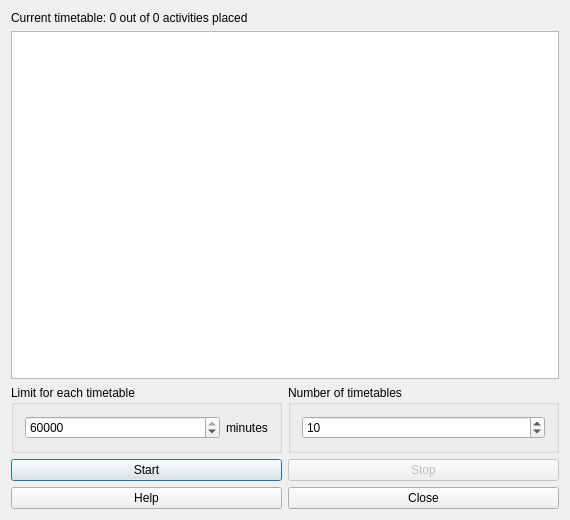
Qt form fet/src/interface/timetablegeneratemultipleform_template.ui (vonmecheln/fet) before a commit.
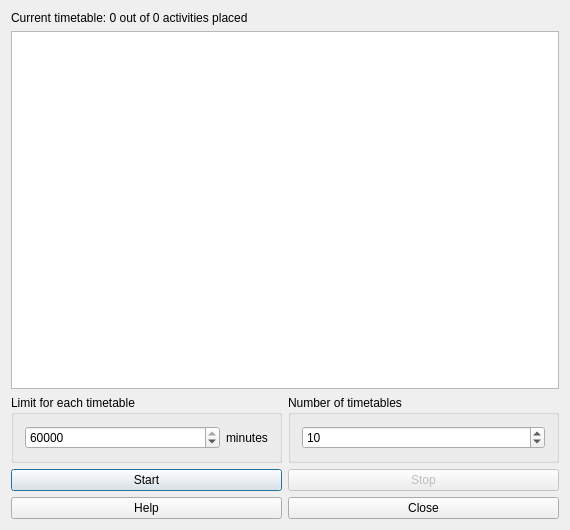
The same form after that commit.

The edit to the form file:
```diff
--- a/fet/src/interface/timetablegeneratemultipleform_template.ui
+++ b/fet/src/interface/timetablegeneratemultipleform_template.ui
@@ -7,7 +7,7 @@
     <x>0</x>
     <y>0</y>
     <width>570</width>
-    <height>520</height>
+    <height>530</height>
    </rect>
   </property>
   <property name="windowTitle">
```
